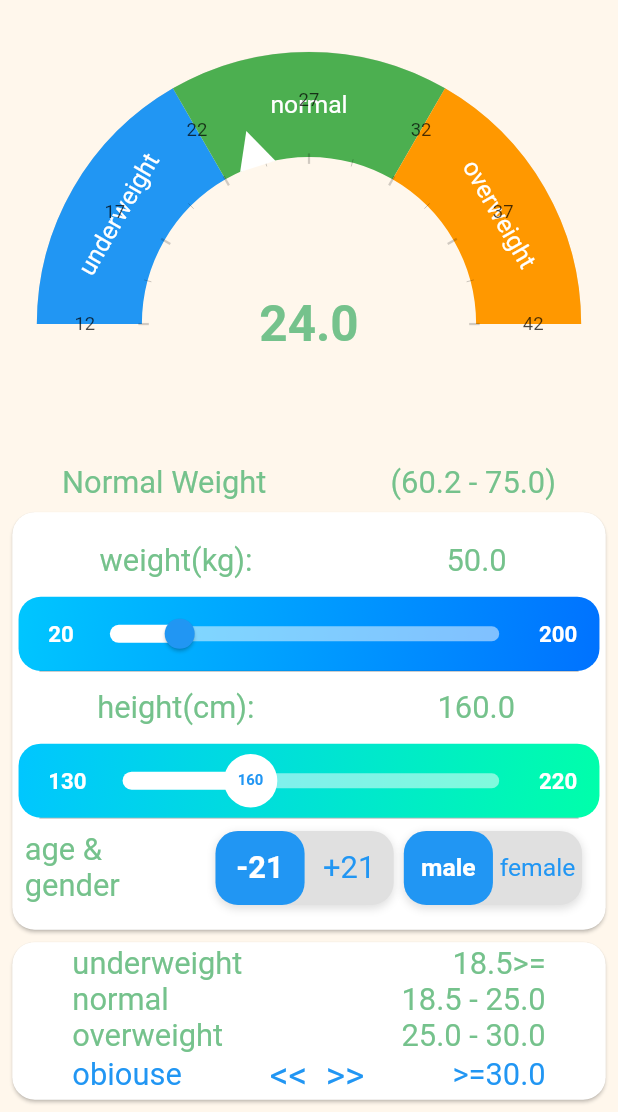
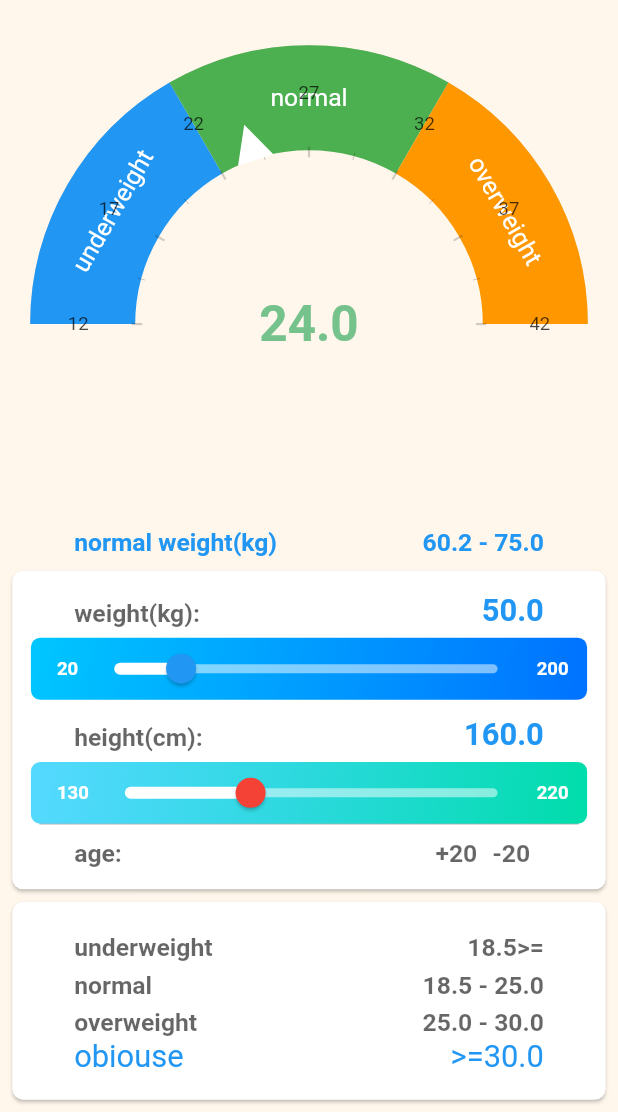
Before and after one commit to samad-nkarimi/BMI_flutter_app, a Flutter app: the screen it shows after launch, on a phone screen of 412 x 824 dp, the part 124-1236 px from its top. Run offline on Flutter 3.47's test engine with Material 2 defaults, Android fonts, the phone set to English and light mode, and no system bars; drawn by our look-alikes of flutter_toggle_tab, syncfusion_flutter_gauges; our stand-ins replace bloc, equatable, flutter_bloc, flutter_svg, numberpicker, share; missing offline and left inert: flutter_email_sender, store_redirect.

Commit message:
splitting done

```diff
--- a/lib/main.dart
+++ b/lib/main.dart
@@ -36,6 +36,7 @@ class MyApp extends StatelessWidget {
               home: AnnotatedRegion<SystemUiOverlayStyle>(
                 value: SystemUiOverlayStyle(
                   statusBarColor: Colors.transparent,
+
                   // systemNavigationBarColor: Color(0xff75C28C),
                   // systemNavigationBarDividerColor: Colors.transparent,
                   // systemNavigationBarIconBrightness: Brightness.light,
--- a/lib/screens/home_screen.dart
+++ b/lib/screens/home_screen.dart
@@ -23,6 +23,8 @@ class _MBIHomeState extends State<MBIHome> {
   // var _gaugeValue = 12.0;
   double _currentWeightValue = 58.3;
   double _currentHeightValue = 110.6;
+  double _horizPaddingFactorTextForMobile = 5.0;
+  double _horizPaddingFactorTextForTablet = 5.0;
   // NumberPicker decimalNumberPicker;
   Map<String, String> _scores = {
     "underweight": "18.5>=",
@@ -94,7 +96,7 @@ class _MBIHomeState extends State<MBIHome> {
                 // color: Colors.black26,
                 width: double.maxFinite,
                 padding: EdgeInsets.only(
-                    top: resWidth(5.0, 0.0), left: 15, right: 15),
+                    top: resWidth(5.0, 0.0), left: 10.0, right: 10.0),
                 height: resHeight(50.0, 55.0),
                 child: RadialGauge(
                     // value: bmiValue,
@@ -111,13 +113,33 @@ class _MBIHomeState extends State<MBIHome> {
                       builder: (context, state) {
                         final bmiModel =
                             BlocProvider.of<BmiCalcBloc>(context).bmiCalcModel;
-                        return Row(
-                          mainAxisAlignment: MainAxisAlignment.spaceAround,
+                        return Padding(
+                          padding: EdgeInsets.symmetric(
+                            horizontal: resHeight(
+                              _horizPaddingFactorTextForMobile +
+                                  1.0, // adding 1.0 for card margin
+                              _horizPaddingFactorTextForTablet + 1.0,
+                            ),
+                          ),
+                          child: Row(
+                            mainAxisAlignment: MainAxisAlignment.spaceBetween,
                             children: [
-                            Text("Normal Weight"),
                               Text(
-                                "(${((24.5 * bmiModel.height * bmiModel.height * 0.4356) / (703 * 2.54 * 2.54)).toStringAsFixed(1)} - ${((30.5 * bmiModel.height * bmiModel.height * 0.4356) / (703 * 2.54 * 2.54)).toStringAsFixed(1)})")
+                                "normal weight(kg)",
+                                style: Theme.of(context)
+                                    .textTheme
+                                    .subtitle1
+                                    .copyWith(color: Colors.blue),
+                              ),
+                              Text(
+                                "${((24.5 * bmiModel.height * bmiModel.height * 0.4356) / (703 * 2.54 * 2.54)).toStringAsFixed(1)} - ${((30.5 * bmiModel.height * bmiModel.height * 0.4356) / (703 * 2.54 * 2.54)).toStringAsFixed(1)}",
+                                style: Theme.of(context)
+                                    .textTheme
+                                    .subtitle1
+                                    .copyWith(color: Colors.blue),
+                              )
                             ],
+                          ),
                         );
                       },
                     ),
@@ -130,7 +152,7 @@ class _MBIHomeState extends State<MBIHome> {
                           bottom: resHeight(0.5, 1.0)),
                       elevation: 1,
                       shape: RoundedRectangleBorder(
-                        borderRadius: BorderRadius.circular(15.0),
+                        borderRadius: BorderRadius.circular(7.0),
                         // side: BorderSide(width: 5, color: Colors.green),
                       ),
                       child: Container(
@@ -145,11 +167,9 @@ class _MBIHomeState extends State<MBIHome> {
                                   name: "weight", unit: "kg"),
                             _sliderTotalWeight(20, 200,
                                 name: "weight", unit: "kg"),
-                            Padding(
-                              padding:
-                                  const EdgeInsets.symmetric(horizontal: 18.0),
-                              child:
-                                  Divider(height: 0.5, color: Colors.black26),
+                            Divider(
+                              height: 5.0,
+                              color: Colors.transparent,
                             ),
 
                             // segment height
@@ -181,10 +201,11 @@ class _MBIHomeState extends State<MBIHome> {
                             top: resHeight(0.5, 1.0),
                             left: resHeight(1.0, 2.0),
                             right: resHeight(1.0, 2.0),
-                              bottom: resHeight(1.0, 2.0)),
+                            bottom: resHeight(1.0, 2.0),
+                          ),
                           elevation: 1,
                           shape: RoundedRectangleBorder(
-                            borderRadius: BorderRadius.circular(15.0),
+                            borderRadius: BorderRadius.circular(7.0),
                           ),
                           child: _scoreRow(getBmiValueCategory(bmiValue)),
                         );
@@ -201,45 +222,37 @@ class _MBIHomeState extends State<MBIHome> {
   }
 
   Widget _scoreRow(int position) {
-    print("position: $position**************************************");
     return Container(
-      // width: double.infinity,
-      // color: Colors.black12,
-      padding: const EdgeInsets.symmetric(horizontal: 40, vertical: 2),
+      padding: EdgeInsets.symmetric(
+          horizontal: resHeight(_horizPaddingFactorTextForMobile,
+              _horizPaddingFactorTextForTablet),
+          vertical: resHeight(2.0, 2.0)),
       child: Column(
         children: [
           for (int i = 0; i < _scores.length; i++)
             i != position
                 ? Row(
-                    // mainAxisSize: MainAxisSize.max,
                     mainAxisAlignment: MainAxisAlignment.spaceAround,
                     children: [
-                      Text("${_scores.keys.elementAt(i)}"),
-                      Expanded(
-                        child: Text(
-                          "",
+                      Text(
+                        "${_scores.keys.elementAt(i)}",
+                        style: Theme.of(context).textTheme.subtitle1,
                       ),
+                      Expanded(child: Text("")),
+                      Text(
+                        "${_scores.values.elementAt(i)}",
+                        style: Theme.of(context).textTheme.subtitle1,
                       ),
-                      Text("${_scores.values.elementAt(i)}"),
                     ],
                   )
                 : Row(
-                    // mainAxisSize: MainAxisSize.max,
                     mainAxisAlignment: MainAxisAlignment.spaceAround,
                     children: [
                       Text(
                         "${_scores.keys.elementAt(i)}",
                         style: TextStyle(color: Colors.blue),
                       ),
-                      Expanded(
-                        child: Text(
-                          // "----------------",
-                          "<<  >>",
-                          textAlign: TextAlign.center,
-                          style: TextStyle(
-                              fontSize: resText(3.0, 3.0), color: Colors.blue),
-                        ),
-                      ),
+                      Expanded(child: Text("")),
                       Text(
                         "${_scores.values.elementAt(i)}",
                         style: TextStyle(color: Colors.blue),
@@ -252,29 +265,34 @@ class _MBIHomeState extends State<MBIHome> {
   }
 
   int getBmiValueCategory(double _bmivalue) {
-    print("bmi: $_bmivalue*********************************************");
     int _categoryNumber = 0;
     if (_bmivalue <= 18.5) _categoryNumber = 0;
     if (_bmivalue >= 18.5 && _bmivalue <= 25.0) _categoryNumber = 1;
     if (_bmivalue >= 25.0 && _bmivalue <= 30.0) _categoryNumber = 2;
     if (_bmivalue >= 30.0) _categoryNumber = 3;
-    print("categoryNumber: $_categoryNumber*******************************");
     return _categoryNumber;
   }
 
   Widget _propertyRowMobileWeight(int min, int max, {name, unit}) {
-    return Row(
-      mainAxisAlignment: MainAxisAlignment.spaceAround,
+    return Padding(
+      padding: EdgeInsets.symmetric(
+        horizontal: resHeight(
+          _horizPaddingFactorTextForMobile,
+          _horizPaddingFactorTextForTablet,
+        ),
+        vertical: resHeight(.7, 1.0),
+      ),
+      child: Row(
+        mainAxisAlignment: MainAxisAlignment.spaceBetween,
         children: [
-        Padding(
-          padding: EdgeInsets.all(0.5 * SizeConfig.heightMultiplier),
-          child: Text(
+          Text(
             "$name($unit): ",
-          ),
+            style: Theme.of(context).textTheme.subtitle1,
           ),
           //*********** decimalNumberPicker segment  ************/
-        TextButton(
-          onPressed: () {
+
+          InkWell(
+            onTap: () {
               return showDialog(
                 context: context,
                 builder: (ctx) {
@@ -292,29 +310,36 @@ class _MBIHomeState extends State<MBIHome> {
                     BlocProvider.of<BmiCalcBloc>(context).bmiCalcModel;
                 _currentWeightValue = bmiModel.weight;
                 return Text(
-                "$_currentWeightValue",
-                style: Theme.of(context).textTheme.bodyText2,
+                  "${_currentWeightValue.toStringAsFixed(1)}",
+                  style: Theme.of(context).textTheme.bodyText1,
                 );
               },
             ),
           ),
         ],
+      ),
     );
   }
 
   Widget _propertyRowMobileHeight(int min, int max, {name, unit}) {
-    return Row(
-      mainAxisAlignment: MainAxisAlignment.spaceAround,
+    return Padding(
+      padding: EdgeInsets.symmetric(
+        horizontal: resHeight(
+          _horizPaddingFactorTextForMobile,
+          _horizPaddingFactorTextForTablet,
+        ),
+        vertical: resHeight(.7, 1.0),
+      ),
+      child: Row(
+        mainAxisAlignment: MainAxisAlignment.spaceBetween,
         children: [
-        Padding(
-          padding: EdgeInsets.all(0.5 * SizeConfig.heightMultiplier),
-          child: Text(
+          Text(
             "$name($unit): ",
-          ),
+            style: Theme.of(context).textTheme.subtitle1,
           ),
           //*********** decimalNumberPicker segment  ************/
-        TextButton(
-          onPressed: () {
+          InkWell(
+            onTap: () {
               return showDialog(
                 context: context,
                 builder: (ctx) {
@@ -332,13 +357,14 @@ class _MBIHomeState extends State<MBIHome> {
                     BlocProvider.of<BmiCalcBloc>(context).bmiCalcModel;
                 _currentHeightValue = bmiModel.height;
                 return Text(
-                "$_currentHeightValue",
-                style: Theme.of(context).textTheme.bodyText2,
+                  "${_currentHeightValue.toStringAsFixed(1)}",
+                  style: Theme.of(context).textTheme.bodyText1,
                 );
               },
             ),
           ),
         ],
+      ),
     );
   }
 
@@ -361,10 +387,10 @@ class _MBIHomeState extends State<MBIHome> {
           flex: 65,
           child: Padding(
             padding: EdgeInsets.symmetric(
-              horizontal: resWidth(1.0, 2.0),
+              horizontal: resWidth(3.0, 2.0),
             ),
             child: SliderHeightWidget(
-              sliderHeight: 6.0 * SizeConfig.heightMultiplier,
+              sliderHeight: resHeight(5.0, 10.0),
               min: min,
               max: max,
             ),
@@ -386,10 +412,10 @@ class _MBIHomeState extends State<MBIHome> {
           flex: 65,
           child: Padding(
             padding: EdgeInsets.symmetric(
-              horizontal: resWidth(1.0, 2.0),
+              horizontal: resWidth(3.0, 2.0),
             ),
             child: SliderWeightWidget(
-              sliderHeight: 6.0 * SizeConfig.heightMultiplier,
+              sliderHeight: resHeight(5.0, 10.0),
               min: min,
               max: max,
             ),
@@ -401,122 +427,39 @@ class _MBIHomeState extends State<MBIHome> {
 
   Widget _ageAndGender() {
     return Padding(
-      padding: EdgeInsets.all(resHeight(1.0, 1.0)),
+      padding: EdgeInsets.symmetric(
+          horizontal: resHeight(_horizPaddingFactorTextForMobile,
+              _horizPaddingFactorTextForTablet)),
       child: Row(
         mainAxisAlignment: MainAxisAlignment.spaceBetween,
         children: [
-          Flexible(
-            flex: 30,
-            child: Text("age & gender"),
-          ),
+          Text("age:", style: Theme.of(context).textTheme.subtitle1),
           BlocBuilder<BmiCalcBloc, BmiCalcState>(builder: (context, state) {
             final bmiModel = BlocProvider.of<BmiCalcBloc>(context).bmiCalcModel;
-            return Flexible(
-              flex: 65,
-              child: Padding(
+            return Padding(
               padding: EdgeInsets.symmetric(horizontal: resWidth(1.0, 2.0)),
               child: Row(
                 mainAxisAlignment: MainAxisAlignment.spaceAround,
                 children: [
-                      FlutterToggleTab(
-                        isScroll: false,
-                        width: resWidth(7.0, 2.8),
-                        height: resHeight(6.0, 5.5),
-                        borderRadius: 15,
-                        initialIndex: 0,
-                        selectedTextStyle: TextStyle(
-                            color: Colors.white,
-                            fontSize: resText(2.5, 3.5),
-                            fontWeight: FontWeight.w600),
-                        unSelectedTextStyle: TextStyle(
-                            color: Colors.blue,
-                            fontSize: resText(2.5, 3.5),
-                            fontWeight: FontWeight.w400),
-                        labels: ["-21", "+21"],
-                        selectedLabelIndex: (index) {
-                          bmiModel.ageCategory =
-                              index == 0 ? Age.lessThan21 : Age.greaterThan21;
-                          BlocProvider.of<BmiCalcBloc>(context).add(
-                            DataInputChanged(bmiModel),
-                          );
-                          print("Selected Index $index");
-                        },
+                  Padding(
+                    padding: EdgeInsets.all(5),
+                    child: Text("+20",
+                        style: Theme.of(context).textTheme.subtitle1),
+                  ),
+                  Padding(
+                    padding: EdgeInsets.all(5),
+                    child: Text("-20",
+                        style: Theme.of(context).textTheme.subtitle1),
                   ),
                   // Spacer(),
-                      FlutterToggleTab(
-                        isScroll: false,
-                        width: resWidth(7.0, 2.8),
-                        height: resHeight(6.0, 5.5),
-                        borderRadius: 15,
-                        initialIndex: 0,
-                        selectedTextStyle: TextStyle(
-                            color: Colors.white,
-                            fontSize: resText(2.0, 3.5),
-                            fontWeight: FontWeight.w600),
-                        unSelectedTextStyle: TextStyle(
-                            color: Colors.blue,
-                            fontSize: resText(2.0, 3.5),
-                            fontWeight: FontWeight.w400),
-                        labels: ["male", "female"],
-                        selectedLabelIndex: (index) {
-                          bmiModel.genderCategory =
-                              index == 0 ? Gender.male : Gender.female;
-                          BlocProvider.of<BmiCalcBloc>(context)
-                              .add(DataInputChanged(bmiModel));
-                          print("Selected Index $index");
-                        },
+                ],
               ),
-                    ],
-                  )),
             );
           }),
-
-          // Row(
-          //   children: [
-          //     SvgPicture.asset(
-          //       "assets/images/woman.svg",
-          //       color: Colors.red,
-          //     ),
-          //     SizedBox(
-          //       width: resWidth(2.0, 4.0),
-          //     ),
-          //     VerticalDivider(
-          //       width: 1,
-          //       color: Colors.black,
-          //     ),
-          //     SvgPicture.asset(
-          //         "assets/images/man.svg"),
-          //   ],
-          // ),
         ],
       ),
     );
   }
-
-  // _handleValueChanged(num value) {
-  //   print("$value ***************************");
-  //   if (value != null) {
-  //     setState(() => _currentDoubleValue = value);
-  //     // decimalNumberPicker.animateDecimalAndInteger(value);
-
-  //   }
-  // }
-  // Future _showDoubleDialog() async {
-  // await showDialog<double>(
-
-  //   context: context,
-  //   builder: (BuildContext context) {
-  //     return DecimalNumberPicker.(
-  //       minValue: 1,
-  //       maxValue: 5,
-  //       decimalPlaces: 2,
-  //       initialDoubleValue: _currentDoubleValue,
-  //       title: new Text("Pick a decimal value"),
-  //     );
-  //   },
-  // ).then(_handleValueChangedExternally);
-  // }
-
 }
 
 // ignore: must_be_immutable
--- a/lib/utils/styling.dart
+++ b/lib/utils/styling.dart
@@ -9,6 +9,7 @@ class AppTheme {
   static const Color selectedTabBackgroundColor = Color(0xFFFFC442);
   static const Color unSelectedTabBackgroundColor = Color(0xFFFFFFFC);
   static const Color subTitleTextColor = Color(0xFF75C28C);
+  static const Color subTitleSmallTextColor = Color(0x99000000);
 
   static final ThemeData lightTheme = ThemeData(
     scaffoldBackgroundColor: AppTheme.appBackgroundColor,
@@ -24,6 +25,7 @@ class AppTheme {
 
   static final TextTheme lightTextTheme = TextTheme(
     headline6: _titleLight,
+    subtitle1: _subTitleSmallLight,
     subtitle2: _subTitleLight,
     button: _buttonLight,
     headline4: _greetingLight,
@@ -53,6 +55,13 @@ class AppTheme {
     height: 1.5,
   );
 
+  static final TextStyle _subTitleSmallLight = TextStyle(
+    color: subTitleSmallTextColor,
+    fontSize: 2.0 * SizeConfig.textMultiplier,
+    fontWeight: FontWeight.w600,
+    height: 1.5,
+  );
+
   static final TextStyle _buttonLight = TextStyle(
     color: Colors.blue,
     fontSize: 2.5 * SizeConfig.textMultiplier,
@@ -69,9 +78,9 @@ class AppTheme {
   );
 
   static final TextStyle _selectedTabLight = TextStyle(
-    color: Colors.black,
+    color: Colors.blue,
     fontWeight: FontWeight.bold,
-    fontSize: 3 * SizeConfig.textMultiplier,
+    fontSize: 2.5 * SizeConfig.textMultiplier,
   );
 
   static final TextStyle _unSelectedTabLight = TextStyle(
--- a/lib/widgets/slider_height_widget.dart
+++ b/lib/widgets/slider_height_widget.dart
@@ -37,12 +37,12 @@ class _SliderHeightWidgetState extends State<SliderHeightWidget> {
       height: (this.widget.sliderHeight),
       decoration: new BoxDecoration(
         borderRadius: new BorderRadius.all(
-          Radius.circular((this.widget.sliderHeight * .3)),
+          Radius.circular((this.widget.sliderHeight * .15)),
         ),
         gradient: new LinearGradient(
             colors: [
-              const Color(0xFF00c6ff),
-              const Color(0xFF00ffaa),
+              const Color(0xaa00c6ff),
+              const Color(0xFF00ddaa),
             ],
             begin: const FractionalOffset(0.0, 0.0),
             end: const FractionalOffset(1.0, 1.00),
@@ -75,12 +75,14 @@ class _SliderHeightWidgetState extends State<SliderHeightWidget> {
                   data: SliderTheme.of(context).copyWith(
                     activeTrackColor: Colors.white.withOpacity(1),
                     inactiveTrackColor: Colors.white.withOpacity(.5),
-                    trackHeight: 10.0,
-                    thumbShape: CustomSliderThumbCircle(
-                      thumbRadius: this.widget.sliderHeight * .4,
-                      min: this.widget.min,
-                      max: this.widget.max,
-                    ),
+                    trackHeight: 6.0,
+                    thumbColor: Colors.red,
+                    // thumbShape: SliderComponentShape.noThumb,
+                    // CustomSliderThumbCircle(
+                    //   thumbRadius: this.widget.sliderHeight * .4,
+                    //   min: this.widget.min,
+                    //   max: this.widget.max,
+                    // ),
                     // overlayShape: CustomSliderThumbCircle(
                     //   thumbRadius: this.widget.sliderHeight * .3,
                     //   min: this.widget.min,
--- a/lib/widgets/slider_weight_widget.dart
+++ b/lib/widgets/slider_weight_widget.dart
@@ -37,7 +37,7 @@ class _SliderWeightWidgetState extends State<SliderWeightWidget> {
       height: (this.widget.sliderHeight),
       decoration: new BoxDecoration(
         borderRadius: new BorderRadius.all(
-          Radius.circular((this.widget.sliderHeight * .3)),
+          Radius.circular((this.widget.sliderHeight * .15)),
         ),
         gradient: new LinearGradient(
             colors: [
@@ -75,7 +75,7 @@ class _SliderWeightWidgetState extends State<SliderWeightWidget> {
                   data: SliderTheme.of(context).copyWith(
                     activeTrackColor: Colors.white.withOpacity(1),
                     inactiveTrackColor: Colors.white.withOpacity(.5),
-                    trackHeight: 10.0,
+                    trackHeight: 6.0,
                     // thumbShape: CustomSliderThumbCircle(
                     //   thumbRadius: this.widget.sliderHeight * .4,
                     //   min: this.widget.min,
@@ -101,8 +101,7 @@ class _SliderWeightWidgetState extends State<SliderWeightWidget> {
                       final bmiModel =
                           BlocProvider.of<BmiCalcBloc>(context).bmiCalcModel;
                       _value = bmiModel.weight;
-                      print(
-                          "$_value *******************************************");
+
                       return Slider(
                         value:
                             (_value - widget.min) / (widget.max - widget.min),
```
Lines whose indentation alone changed are shown as unchanged.
